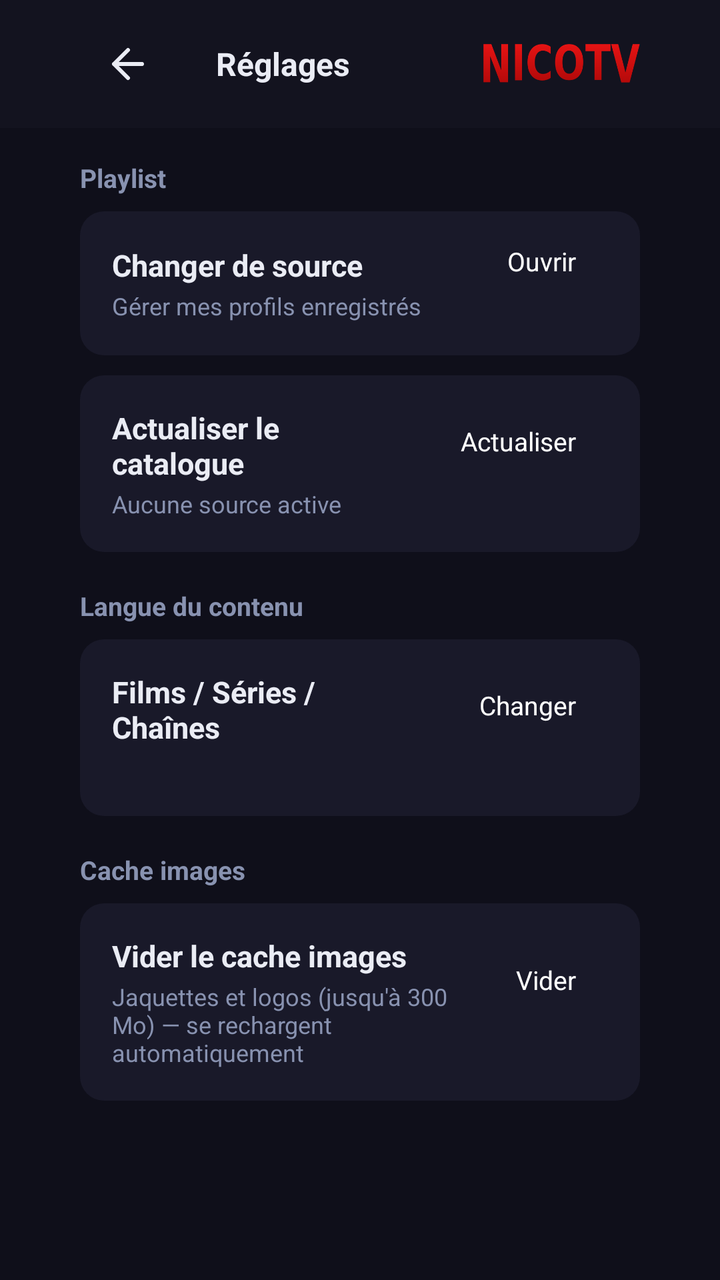
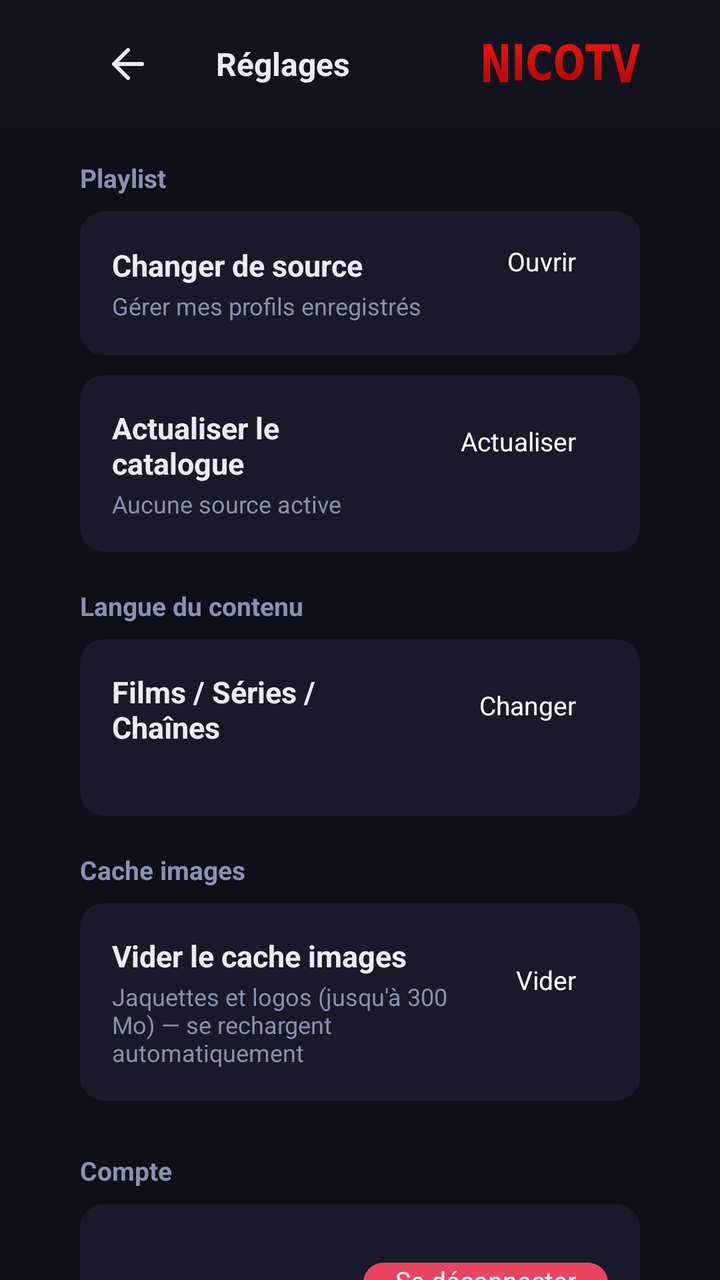

The first picture is an Android layout as it rendered before a commit; the second is the same layout after the commit. The layout source and the unified diff follow.
<!-- AndroidManifest.xml: application theme Theme.IPTV -->
<!-- res/layout/activity_settings.xml -->
<?xml version="1.0" encoding="utf-8"?>
<FrameLayout xmlns:android="http://schemas.android.com/apk/res/android"
    xmlns:app="http://schemas.android.com/apk/res-auto"
    android:layout_width="match_parent"
    android:layout_height="match_parent"
    android:background="@color/bg_dark">

    <ScrollView
        android:layout_width="match_parent"
        android:layout_height="match_parent"
        android:clipToPadding="false"
        android:paddingBottom="24dp">

        <LinearLayout
            android:layout_width="match_parent"
            android:layout_height="wrap_content"
            android:orientation="vertical"
            android:paddingStart="40dp"
            android:paddingEnd="40dp"
            android:paddingTop="72dp">

                
                <TextView
                    android:layout_width="wrap_content"
                    android:layout_height="wrap_content"
                    android:layout_marginTop="8dp"
                    android:layout_marginBottom="8dp"
                    android:text="@string/settings_section_playlist"
                    android:textColor="@color/text_secondary"
                    android:textSize="13sp"
                    android:textStyle="bold" />

                <LinearLayout
                    android:layout_width="match_parent"
                    android:layout_height="wrap_content"
                    android:layout_marginBottom="10dp"
                    android:orientation="horizontal"
                    android:gravity="center_vertical"
                    android:background="@drawable/bg_card"
                    android:padding="16dp">

                    <LinearLayout
                        android:layout_width="0dp"
                        android:layout_height="wrap_content"
                        android:layout_weight="1"
                        android:orientation="vertical"
                        android:layout_marginEnd="16dp">
                        <TextView
                            android:layout_width="match_parent"
                            android:layout_height="wrap_content"
                            android:text="@string/settings_change_source"
                            android:textColor="@color/text_primary"
                            android:textSize="15sp"
                            android:textStyle="bold" />
                        <TextView
                            android:layout_width="match_parent"
                            android:layout_height="wrap_content"
                            android:layout_marginTop="2dp"
                            android:text="@string/settings_change_source_sub"
                            android:textColor="@color/text_secondary"
                            android:textSize="12sp" />
                    </LinearLayout>

                    <Button
                        android:id="@+id/btn_change_source"
                        style="?android:attr/borderlessButtonStyle"
                        android:layout_width="wrap_content"
                        android:layout_height="40dp"
                        android:minWidth="0dp"
                        android:paddingStart="16dp"
                        android:paddingEnd="16dp"
                        android:background="@drawable/bg_btn_secondary"
                        android:text="@string/settings_action_open"
                        android:textAllCaps="false"
                        android:textColor="@android:color/white"
                        android:textSize="13sp" />
                </LinearLayout>

                <LinearLayout
                    android:layout_width="match_parent"
                    android:layout_height="wrap_content"
                    android:layout_marginBottom="10dp"
                    android:orientation="horizontal"
                    android:gravity="center_vertical"
                    android:background="@drawable/bg_card"
                    android:padding="16dp">

                    <LinearLayout
                        android:layout_width="0dp"
                        android:layout_height="wrap_content"
                        android:layout_weight="1"
                        android:orientation="vertical"
                        android:layout_marginEnd="16dp">
                        <TextView
                            android:layout_width="match_parent"
                            android:layout_height="wrap_content"
                            android:text="@string/settings_refresh_catalog"
                            android:textColor="@color/text_primary"
                            android:textSize="15sp"
                            android:textStyle="bold" />
                        <TextView
                            android:id="@+id/tv_last_update"
                            android:layout_width="match_parent"
                            android:layout_height="wrap_content"
                            android:layout_marginTop="2dp"
                            android:text="@string/settings_no_active_profile"
                            android:textColor="@color/text_secondary"
                            android:textSize="12sp" />
                        <TextView
                            android:id="@+id/tv_xtream_expiry"
                            android:layout_width="match_parent"
                            android:layout_height="wrap_content"
                            android:layout_marginTop="2dp"
                            android:textSize="12sp"
                            android:visibility="gone" />
                    </LinearLayout>

                    <Button
                        android:id="@+id/btn_refresh_catalog"
                        style="?android:attr/borderlessButtonStyle"
                        android:layout_width="wrap_content"
                        android:layout_height="40dp"
                        android:minWidth="0dp"
                        android:paddingStart="16dp"
                        android:paddingEnd="16dp"
                        android:background="@drawable/bg_btn_secondary"
                        android:text="@string/settings_action_refresh"
                        android:textAllCaps="false"
                        android:textColor="@android:color/white"
                        android:textSize="13sp" />
                </LinearLayout>

                
                <TextView
                    android:layout_width="wrap_content"
                    android:layout_height="wrap_content"
                    android:layout_marginTop="8dp"
                    android:layout_marginBottom="8dp"
                    android:text="@string/settings_section_language"
                    android:textColor="@color/text_secondary"
                    android:textSize="13sp"
                    android:textStyle="bold" />

                <LinearLayout
                    android:layout_width="match_parent"
                    android:layout_height="wrap_content"
                    android:layout_marginBottom="10dp"
                    android:orientation="horizontal"
                    android:gravity="center_vertical"
                    android:background="@drawable/bg_card"
                    android:padding="16dp">

                    <LinearLayout
                        android:layout_width="0dp"
                        android:layout_height="wrap_content"
                        android:layout_weight="1"
                        android:orientation="vertical"
                        android:layout_marginEnd="16dp">
                        <TextView
                            android:layout_width="match_parent"
                            android:layout_height="wrap_content"
                            android:text="@string/settings_content_language"
                            android:textColor="@color/text_primary"
                            android:textSize="15sp"
                            android:textStyle="bold" />
                        <TextView
                            android:id="@+id/tv_content_language"
                            android:layout_width="match_parent"
                            android:layout_height="wrap_content"
                            android:layout_marginTop="2dp"
                            android:textColor="@color/text_secondary"
                            android:textSize="12sp" />
                    </LinearLayout>

                    <Button
                        android:id="@+id/btn_content_language"
                        style="?android:attr/borderlessButtonStyle"
                        android:layout_width="wrap_content"
                        android:layout_height="40dp"
                        android:minWidth="0dp"
                        android:paddingStart="16dp"
                        android:paddingEnd="16dp"
                        android:background="@drawable/bg_btn_secondary"
                        android:text="@string/settings_action_change"
                        android:textAllCaps="false"
                        android:textColor="@android:color/white"
                        android:textSize="13sp" />
                </LinearLayout>

                
                <TextView
                    android:layout_width="wrap_content"
                    android:layout_height="wrap_content"
                    android:layout_marginTop="8dp"
                    android:layout_marginBottom="8dp"
                    android:text="@string/settings_section_image_cache"
                    android:textColor="@color/text_secondary"
                    android:textSize="13sp"
                    android:textStyle="bold" />

                <LinearLayout
                    android:layout_width="match_parent"
                    android:layout_height="wrap_content"
                    android:layout_marginBottom="10dp"
                    android:orientation="horizontal"
                    android:gravity="center_vertical"
                    android:background="@drawable/bg_card"
                    android:padding="16dp">

                    <LinearLayout
                        android:layout_width="0dp"
                        android:layout_height="wrap_content"
                        android:layout_weight="1"
                        android:orientation="vertical"
                        android:layout_marginEnd="16dp">
                        <TextView
                            android:layout_width="match_parent"
                            android:layout_height="wrap_content"
                            android:text="@string/settings_clear_image_cache"
                            android:textColor="@color/text_primary"
                            android:textSize="15sp"
                            android:textStyle="bold" />
                        <TextView
                            android:id="@+id/tv_image_cache_size"
                            android:layout_width="match_parent"
                            android:layout_height="wrap_content"
                            android:layout_marginTop="2dp"
                            android:text="@string/settings_clear_image_cache_sub"
                            android:textColor="@color/text_secondary"
                            android:textSize="12sp" />
                    </LinearLayout>

                    <Button
                        android:id="@+id/btn_clear_image_cache"
                        style="?android:attr/borderlessButtonStyle"
                        android:layout_width="wrap_content"
                        android:layout_height="40dp"
                        android:minWidth="0dp"
                        android:paddingStart="16dp"
                        android:paddingEnd="16dp"
                        android:background="@drawable/bg_btn_secondary"
                        android:text="@string/settings_action_clear"
                        android:textAllCaps="false"
                        android:textColor="@android:color/white"
                        android:textSize="13sp" />
                </LinearLayout>

            </LinearLayout>
        </ScrollView>

    
    
    <LinearLayout
        android:layout_width="match_parent"
        android:layout_height="64dp"
        android:layout_gravity="top"
        android:gravity="center_vertical"
        android:orientation="horizontal"
        android:background="@color/bg_nav"
        android:elevation="4dp"
        android:paddingStart="40dp"
        android:paddingEnd="40dp"
        android:clipChildren="false"
        android:clipToPadding="false">

        <FrameLayout
            android:id="@+id/btn_back"
            android:layout_width="48dp"
            android:layout_height="48dp"
            android:layout_marginEnd="20dp"
            android:focusable="true"
            android:clickable="true"
            android:clipChildren="false"
            android:clipToPadding="false"
            android:defaultFocusHighlightEnabled="false">

            <ImageView
                android:layout_width="24dp"
                android:layout_height="24dp"
                android:layout_gravity="center"
                android:src="@drawable/ic_pwa_back"
                app:tint="@color/text_primary" />

            <com.nicotv.iptv2.ui.common.RotatingBorderView
                android:id="@+id/btn_back_ring"
                android:layout_width="match_parent"
                android:layout_height="match_parent"
                app:circular="true"
                app:borderColor="@android:color/white"
                android:visibility="invisible" />
        </FrameLayout>

        <TextView
            android:layout_width="0dp"
            android:layout_height="wrap_content"
            android:layout_weight="1"
            android:text="@string/settings_title"
            android:textColor="@color/text_primary"
            android:textSize="16sp"
            android:textStyle="bold" />

        
        <ImageView
            android:layout_width="wrap_content"
            android:layout_height="20dp"
            android:adjustViewBounds="true"
            android:src="@drawable/ic_nicotv_wordmark"
            android:scaleType="fitCenter" />
    </LinearLayout>

</FrameLayout>
<!-- resources referenced by this layout -->
<resources>
  <color name="bg_dark">#0F0F1A</color>
  <color name="bg_nav">#13131F</color>
  <color name="text_primary">#EAECF4</color>
  <color name="text_secondary">#8892B0</color>
  <!-- drawable bg_btn_secondary (drawable) -->
  <?xml version="1.0" encoding="utf-8"?>
  <selector xmlns:android="http://schemas.android.com/apk/res/android">
      <item android:state_focused="true">
          <shape android:shape="rectangle">
              <solid android:color="#26FFFFFF" />
              <corners android:radius="8dp" />
          </shape>
      </item>
      <item>
          <shape android:shape="rectangle">
              <solid android:color="@android:color/transparent" />
          </shape>
      </item>
  </selector>
  <!-- drawable bg_card (drawable) -->
  <?xml version="1.0" encoding="utf-8"?>
  <shape xmlns:android="http://schemas.android.com/apk/res/android" android:shape="rectangle">
      <solid android:color="#CC1C1C2E" />
      <corners android:radius="12dp" />
  </shape>
  <!-- drawable ic_pwa_back (drawable) -->
  <?xml version="1.0" encoding="utf-8"?>
  <vector xmlns:android="http://schemas.android.com/apk/res/android"
      android:width="24dp" android:height="24dp"
      android:viewportWidth="24" android:viewportHeight="24">
      <path android:strokeColor="#EAECF4" android:strokeWidth="2" android:fillColor="#00000000"
          android:strokeLineCap="round" android:strokeLineJoin="round"
          android:pathData="M19,12 H5 M12,19 l-7,-7 l7,-7" />
  </vector>
  <string name="settings_action_change">Changer</string>
  <string name="settings_action_clear">Vider</string>
  <string name="settings_action_open">Ouvrir</string>
  <string name="settings_action_refresh">Actualiser</string>
  <string name="settings_change_source">Changer de source</string>
  <string name="settings_change_source_sub">Gérer mes profils enregistrés</string>
  <string name="settings_clear_image_cache">Vider le cache images</string>
  <string name="settings_clear_image_cache_sub">Jaquettes et logos (jusqu\'à 300 Mo) — se rechargent automatiquement</string>
  <string name="settings_content_language">Films / Séries / Chaînes</string>
  <string name="settings_no_active_profile">Aucune source active</string>
  <string name="settings_refresh_catalog">Actualiser le catalogue</string>
  <string name="settings_section_image_cache">Cache images</string>
  <string name="settings_section_language">Langue du contenu</string>
  <string name="settings_section_playlist">Playlist</string>
  <string name="settings_title">Réglages</string>
  <color name="accent">#4361EE</color>
  <!-- unchanged entries left out for length: 2 -->
</resources>

<!-- the commit's change to res/layout/activity_settings.xml (unified diff, before → after) -->
@@ -240,6 +240,63 @@
                         android:paddingEnd="16dp"
                         android:background="@drawable/bg_btn_secondary"
                         android:text="@string/settings_action_clear"
+                        android:textAllCaps="false"
+                        android:textColor="@android:color/white"
+                        android:textSize="13sp" />
+                </LinearLayout>
+
+                
+                <TextView
+                    android:layout_width="wrap_content"
+                    android:layout_height="wrap_content"
+                    android:layout_marginTop="16dp"
+                    android:layout_marginBottom="8dp"
+                    android:text="Compte"
+                    android:textColor="@color/text_secondary"
+                    android:textSize="13sp"
+                    android:textStyle="bold" />
+
+                <LinearLayout
+                    android:layout_width="match_parent"
+                    android:layout_height="wrap_content"
+                    android:layout_marginBottom="10dp"
+                    android:background="@drawable/bg_card"
+                    android:gravity="center_vertical"
+                    android:orientation="horizontal"
+                    android:padding="16dp">
+
+                    <LinearLayout
+                        android:layout_width="0dp"
+                        android:layout_height="wrap_content"
+                        android:layout_marginEnd="16dp"
+                        android:layout_weight="1"
+                        android:orientation="vertical">
+                        <TextView
+                            android:id="@+id/tv_account_name"
+                            android:layout_width="match_parent"
+                            android:layout_height="wrap_content"
+                            android:textColor="@color/text_primary"
+                            android:textSize="15sp"
+                            android:textStyle="bold" />
+                        <TextView
+                            android:layout_width="match_parent"
+                            android:layout_height="wrap_content"
+                            android:layout_marginTop="2dp"
+                            android:text="Tes codes Xtream sont gérés par l'administrateur."
+                            android:textColor="@color/text_secondary"
+                            android:textSize="12sp" />
+                    </LinearLayout>
+
+                    <Button
+                        android:id="@+id/btn_logout"
+                        style="?android:attr/borderlessButtonStyle"
+                        android:layout_width="wrap_content"
+                        android:layout_height="40dp"
+                        android:background="@drawable/bg_btn_danger"
+                        android:minWidth="0dp"
+                        android:paddingStart="16dp"
+                        android:paddingEnd="16dp"
+                        android:text="Se déconnecter"
                         android:textAllCaps="false"
                         android:textColor="@android:color/white"
                         android:textSize="13sp" />
<!-- resource entries referenced after the edit -->
@@ -4,6 +4,29 @@
   <color name="bg_nav">#13131F</color>
   <color name="text_primary">#EAECF4</color>
   <color name="text_secondary">#8892B0</color>
+  <!-- drawable bg_btn_danger (drawable) -->
+  <?xml version="1.0" encoding="utf-8"?>
+  <selector xmlns:android="http://schemas.android.com/apk/res/android">
+      <item android:state_focused="true">
+          <shape android:shape="rectangle">
+              <solid android:color="#F0596F" />
+              <corners android:radius="10dp" />
+              <stroke android:width="3dp" android:color="@android:color/white" />
+          </shape>
+      </item>
+      <item android:state_pressed="true">
+          <shape android:shape="rectangle">
+              <solid android:color="#C2334D" />
+              <corners android:radius="10dp" />
+          </shape>
+      </item>
+      <item>
+          <shape android:shape="rectangle">
+              <solid android:color="#E94560" />
+              <corners android:radius="10dp" />
+          </shape>
+      </item>
+  </selector>
   <!-- drawable bg_btn_secondary (drawable) -->
   <?xml version="1.0" encoding="utf-8"?>
   <selector xmlns:android="http://schemas.android.com/apk/res/android">
